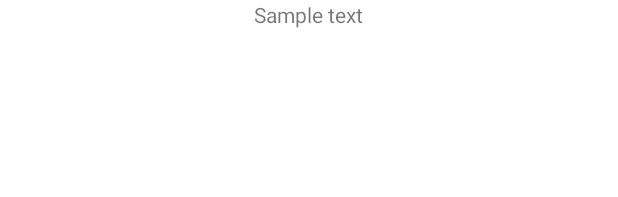
After one commit to MJUTeamProject2021/MyongSubway, an Android app: the layout custom_tab.xml on its own in the app's theme, with its tools: preview values and no code run, on a phone screen of 412 x 824 dp. The commit adds this screen. Shown: the top 197 px of the screen. Run offline under Robolectric (Android 15) with nearby library versions, the phone set to English and light mode, and no system bars.

Commit message:
slight change

```diff
--- a/app/build.gradle
+++ b/app/build.gradle
@@ -36,7 +36,7 @@ dependencies {
     implementation 'androidx.legacy:legacy-support-v4:1.0.0'
     implementation 'com.otaliastudios:zoomlayout:1.8.0'
     implementation 'com.google.android.material:material:1.4.0' // 탭 레이아웃
-    implementation 'androidx.preference:preference:1.1.1'// 뷰페이저2
+    implementation 'androidx.preference:preference:1.1.1'       // 뷰페이저2
     implementation 'androidx.viewpager2:viewpager2:1.0.0'       // 뷰페이저2
     implementation 'net.sourceforge.jexcelapi:jxl:2.6.12'       // jxl (엑셀 읽는 외부 라이브러리)
     testImplementation 'junit:junit:4.+'
--- a/app/src/main/java/com/example/myongsubway/SettingsFragment.java
+++ b/app/src/main/java/com/example/myongsubway/SettingsFragment.java
@@ -1,6 +1,4 @@
 package com.example.myongsubway;
-
-
 
 import android.content.Context;
 import android.content.SharedPreferences;
--- /dev/null
+++ b/app/src/main/res/layout/custom_tab.xml
@@ -0,0 +1,21 @@
+<?xml version="1.0" encoding="utf-8"?>
+<LinearLayout
+    xmlns:android="http://schemas.android.com/apk/res/android"
+    xmlns:tools="http://schemas.android.com/tools"
+    android:layout_width="match_parent"
+    android:layout_height="match_parent"
+    android:orientation="vertical">
+
+    <TextView
+        android:id="@+id/textTab"
+        android:layout_width="wrap_content"
+        android:layout_height="wrap_content"
+        android:layout_gravity="center"
+        android:textIsSelectable="true"
+        tools:text="Sample text"
+        />
+        <!--android:textColor="@color/selector_click_tab"-->
+
+
+
+</LinearLayout>
--- a/app/src/main/res/values/strings.xml
+++ b/app/src/main/res/values/strings.xml
@@ -2,4 +2,7 @@
     <string name="app_name">MyongSubway</string>
     <!-- TODO: Remove or change this placeholder text -->
     <string name="hello_blank_fragment">Hello blank fragment</string>
+    <string name="First">최소 시간</string>
+    <string name="Second">최단 거리</string>
+    <string name="Third">최소 비용</string>
 </resources>
```
Also changed, not shown: app/src/main/java/com/example/myongsubway/ShortestPathActivity.java (+58 -16 lines), app/src/main/res/layout/activity_shortest_path.xml (+14 -26 lines).
